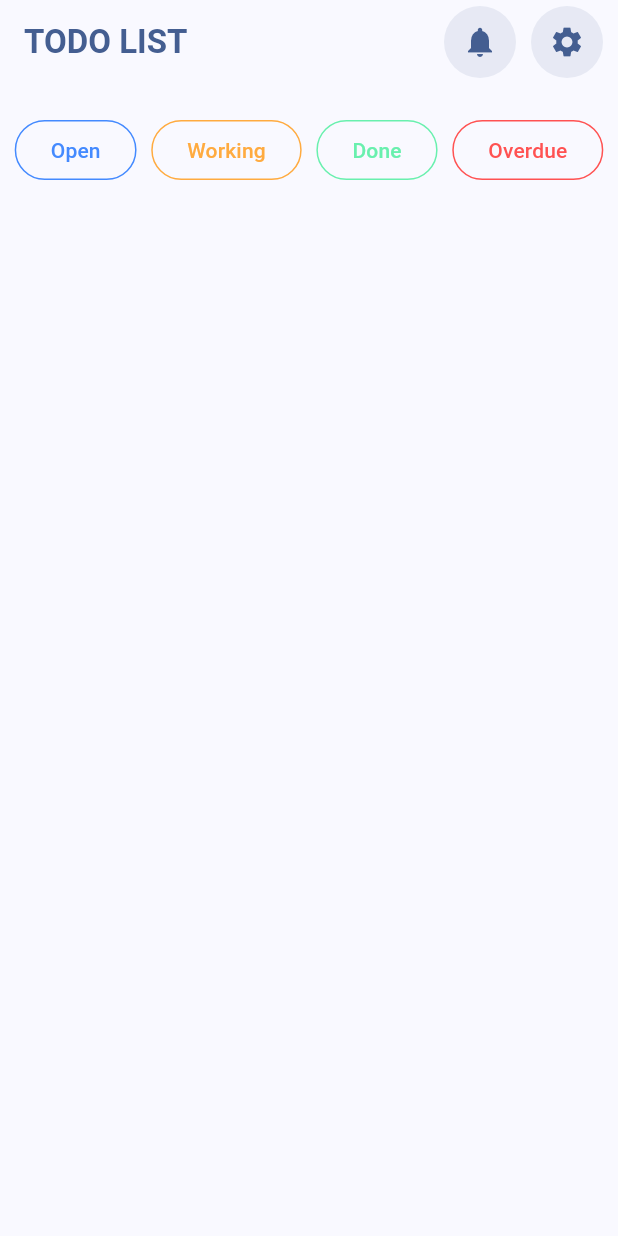
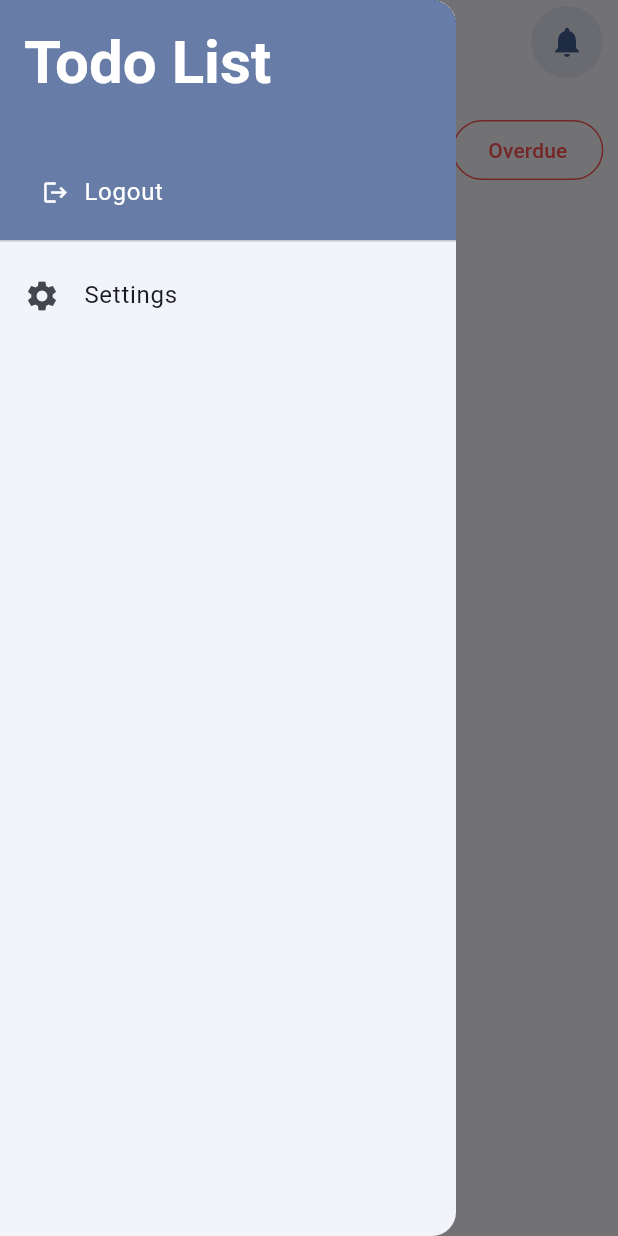
Before and after one commit to AniruddhaGawali/TodoList-App, a Flutter app: the HomeScreen screen opened directly, with the side drawer open (before the commit the screen has no drawer), on a phone screen of 412 x 824 dp. Run offline on Flutter 3.47's test engine with Material 2 defaults, Android fonts, the phone set to English and light mode, and no system bars; our stand-ins replace flutter_riverpod, slide_to_act, sqflite; accounts and stored records are empty.

Commit message:
added drawer with roles filters

```diff
--- a/lib/model/user.dart
+++ b/lib/model/user.dart
@@ -1,3 +1,10 @@
+enum UserType {
+  frontend,
+  backend,
+  designer,
+  tester,
+}
+
 class User {
   String username;
   String userID;
@@ -12,4 +19,27 @@ class User {
     required this.isLogin,
     required this.usertype,
   });
+
+  bool get isSuperUser {
+    return usertype.contains('LEADER') ||
+        usertype.contains('CO-LEADER') ||
+        usertype.contains('MANAGER');
+  }
+
+  List<UserType> get userTypeList {
+    List<UserType> usertyplist = [];
+    if (usertype.contains('FRONTEND')) {
+      usertyplist.add(UserType.frontend);
+    }
+    if (usertype.contains('BACKEND')) {
+      usertyplist.add(UserType.backend);
+    }
+    if (usertype.contains('DESIGNER')) {
+      usertyplist.add(UserType.designer);
+    }
+    if (usertype.contains('TESTER')) {
+      usertyplist.add(UserType.tester);
+    }
+    return usertyplist;
+  }
 }
--- /dev/null
+++ b/lib/provider/fliter_provider.dart
@@ -0,0 +1,35 @@
+import 'package:flutter_riverpod/flutter_riverpod.dart';
+import 'package:todolist/model/todo.dart';
+
+class FilterNotifier extends StateNotifier<List<TodoStatus>> {
+  FilterNotifier() : super([]);
+
+  void toggleFilter(TodoStatus status) {
+    if (!state.contains(status)) {
+      state = [...state, status];
+    } else {
+      state = state.where((element) => element != status).toList();
+    }
+  }
+
+  bool doesItContain(TodoStatus status) {
+    return state.contains(status);
+  }
+
+  void clear() {
+    print('back');
+    state = [];
+  }
+
+  List<Todo> getFilteredTodos(List<Todo> todos) {
+    if (state.isEmpty) {
+      return todos;
+    } else {
+      return todos.where((todo) => state.contains(todo.status)).toList();
+    }
+  }
+}
+
+final filterProvider = StateNotifierProvider<FilterNotifier, List<TodoStatus>>(
+  (ref) => FilterNotifier(),
+);
--- a/lib/screens/home.dart
+++ b/lib/screens/home.dart
@@ -5,12 +5,13 @@ import 'dart:convert';
 import 'package:flutter_riverpod/flutter_riverpod.dart';
 import 'package:http/http.dart' as http;
 import 'package:todolist/model/user.dart';
-import 'package:todolist/model/todo.dart';
+import 'package:todolist/provider/fliter_provider.dart';
 
 //provider
 import 'package:todolist/provider/user_data_provider.dart';
 import 'package:todolist/provider/todo_provider.dart';
-import 'package:todolist/screens/settings.dart';
+import 'package:todolist/widgits/custom_drawer.dart';
+import 'package:todolist/widgits/filters_buttons.dart';
 import 'package:todolist/widgits/todolist.dart';
 
 class HomeScreen extends ConsumerStatefulWidget {
@@ -21,12 +22,6 @@ class HomeScreen extends ConsumerStatefulWidget {
 }
 
 class _HomeScreenState extends ConsumerState<HomeScreen> {
-  final List<TodoStatus> filter = [];
-
-  String _getCapitalizedText(String text) {
-    return text[0].toUpperCase() + text.substring(1);
-  }
-
   void _getTasks(User user, WidgetRef ref) async {
     late http.Response response;
     if (user.usertype.length <= 1) {
@@ -43,19 +38,6 @@ class _HomeScreenState extends ConsumerState<HomeScreen> {
 
     Map<String, dynamic> data = jsonDecode(response.body);
     ref.read(todoProvider.notifier).addAllTask(data['data']);
-  }
-
-  List<Todo> get getFilteredTodo {
-    final List<Todo> todos = ref.watch(todoProvider);
-    if (filter.isEmpty) {
-      return todos;
-    } else {
-      return todos
-          .map((e) => filter.contains(e.status) ? e : null)
-          .where((element) => element != null)
-          .map((e) => e!)
-          .toList();
-    }
   }
 
   @override
@@ -100,26 +82,6 @@ class _HomeScreenState extends ConsumerState<HomeScreen> {
             ),
           ),
           const SizedBox(width: 10),
-          Container(
-            decoration: BoxDecoration(
-              color: Theme.of(context).colorScheme.primary.withOpacity(.1),
-              borderRadius: BorderRadius.circular(100),
-            ),
-            child: IconButton(
-              onPressed: () {
-                Navigator.of(context).push(
-                  MaterialPageRoute(
-                    builder: (context) => const SettingScreen(),
-                  ),
-                );
-              },
-              icon: Icon(
-                Icons.settings,
-                color: Theme.of(context).colorScheme.primary,
-              ),
-            ),
-          ),
-          const SizedBox(width: 10),
         ],
       ),
       body: SingleChildScrollView(
@@ -128,42 +90,15 @@ class _HomeScreenState extends ConsumerState<HomeScreen> {
             const SizedBox(
               height: 20,
             ),
-          Row(
-            mainAxisAlignment: MainAxisAlignment.spaceEvenly,
-            children: [
-              ...TodoStatus.values.map((status) {
-                return OutlinedButton(
-                    style: ButtonStyle(
-                      overlayColor: MaterialStatePropertyAll(
-                          getColor(status).withOpacity(.3)),
-                      side: MaterialStatePropertyAll(
-                          BorderSide(color: getColor(status))),
-                      backgroundColor: MaterialStatePropertyAll(
-                        filter.contains(status)
-                            ? getColor(status).withOpacity(.3)
-                            : Colors.transparent,
-                      ),
-                      foregroundColor:
-                          MaterialStatePropertyAll(getColor(status)),
-                    ),
-                    onPressed: () {
-                      setState(() {
-                        if (filter.contains(status)) {
-                          filter.remove(status);
-                        } else {
-                          filter.add(status);
-                        }
-                      });
-                    },
-                    child: Text(
-                      _getCapitalizedText(status.name),
-                    ));
-              }).toList()
+            const FilterButtons(),
+            TodoList(
+                todos: ref
+                    .read(filterProvider.notifier)
+                    .getFilteredTodos(ref.watch(todoProvider))),
           ],
         ),
-          TodoList(todos: getFilteredTodo),
-        ],
-      )),
+      ),
+      drawer: const CustomDrawer(),
     );
   }
 }
--- /dev/null
+++ b/lib/widgits/custom_drawer.dart
@@ -0,0 +1,143 @@
+import 'package:flutter/material.dart';
+import 'package:flutter_riverpod/flutter_riverpod.dart';
+import 'package:todolist/model/user.dart';
+import 'package:todolist/provider/fliter_provider.dart';
+
+//package files
+import 'package:todolist/provider/user_data_provider.dart';
+
+//screens
+import 'package:todolist/screens/login.dart';
+import 'package:todolist/screens/role_task.dart';
+
+class CustomDrawer extends ConsumerWidget {
+  const CustomDrawer({super.key});
+
+  String _getCapterlised(String string) {
+    string = string.toLowerCase();
+    string = string[0].toUpperCase() + string.substring(1);
+    return string;
+  }
+
+  IconData _getIcon(UserType userType) {
+    switch (userType) {
+      case UserType.backend:
+        return Icons.cloud_upload;
+      case UserType.frontend:
+        return Icons.computer;
+      case UserType.designer:
+        return Icons.design_services;
+      case UserType.tester:
+        return Icons.bug_report;
+    }
+  }
+
+  @override
+  Widget build(BuildContext context, WidgetRef ref) {
+    return Drawer(
+        child: ListView(
+      children: [
+        DrawerHeader(
+          decoration: BoxDecoration(
+            color: Theme.of(context).colorScheme.primary.withOpacity(.8),
+          ),
+          child: Column(
+            mainAxisAlignment: MainAxisAlignment.spaceBetween,
+            crossAxisAlignment: CrossAxisAlignment.start,
+            children: [
+              Text(
+                'Todo List',
+                style: Theme.of(context).textTheme.titleLarge!.copyWith(
+                      color: Theme.of(context).colorScheme.onPrimary,
+                      fontWeight: FontWeight.bold,
+                      fontSize: 40,
+                    ),
+              ),
+              TextButton(
+                  onPressed: () {
+                    Navigator.pop(context);
+                    ref.read(userProvider.notifier).logout();
+                    Navigator.of(context).pushReplacement(
+                      MaterialPageRoute(
+                        builder: (BuildContext context) => const LoginScreen(),
+                      ),
+                    );
+                  },
+                  child: SizedBox(
+                    child: Row(
+                      children: [
+                        Icon(
+                          Icons.logout,
+                          color: Theme.of(context).colorScheme.onPrimary,
+                        ),
+                        const SizedBox(width: 10),
+                        Text(
+                          'Logout',
+                          style: Theme.of(context)
+                              .textTheme
+                              .bodyLarge!
+                              .copyWith(
+                                color: Theme.of(context).colorScheme.onPrimary,
+                              ),
+                        ),
+                      ],
+                    ),
+                  ))
+            ],
+          ),
+        ),
+        ref.read(userProvider).isSuperUser
+            ? Column(
+                children: [
+                  ...UserType.values.map((usertype) {
+                    return ListTile(
+                      leading: Icon(_getIcon(usertype)),
+                      title: Text(_getCapterlised(usertype.name.toString())),
+                      onTap: () {
+                        ref.read(filterProvider.notifier).clear();
+                        Navigator.of(context).pop();
+                        Navigator.of(context).push(
+                            MaterialPageRoute(builder: (BuildContext context) {
+                          return RoleTaskScreen(role: usertype);
+                        }));
+                      },
+                    );
+                  }).toList()
+                ],
+              )
+            : Column(
+                children: [
+                  ...ref.read(userProvider).userTypeList.map((usertype) {
+                    return ListTile(
+                      leading: Icon(_getIcon(usertype)),
+                      title: Text(_getCapterlised(usertype.name.toString())),
+                      onTap: () async {
+                        ref.read(filterProvider.notifier).clear();
+                        Navigator.of(context).pop();
+                        await Navigator.of(context).push(
+                          MaterialPageRoute(builder: (BuildContext context) {
+                            return RoleTaskScreen(role: usertype);
+                          }),
+                        );
+                      },
+                    );
+                  }).toList()
+                ],
+              ),
+        ListTile(
+          leading: const Icon(Icons.settings),
+          title: const Text('Settings'),
+          onTap: () {
+            Navigator.of(context).pop();
+            ScaffoldMessenger.of(context).clearSnackBars();
+            ScaffoldMessenger.of(context).showSnackBar(
+              const SnackBar(
+                content: Text("Under Development"),
+              ),
+            );
+          },
+        ),
+      ],
+    ));
+  }
+}
--- /dev/null
+++ b/lib/widgits/filters_buttons.dart
@@ -0,0 +1,43 @@
+import 'package:flutter/material.dart';
+import 'package:flutter_riverpod/flutter_riverpod.dart';
+
+import 'package:todolist/model/todo.dart';
+import 'package:todolist/provider/fliter_provider.dart';
+
+class FilterButtons extends ConsumerWidget {
+  const FilterButtons({super.key});
+
+  String _getCapitalizedText(String text) {
+    return text[0].toUpperCase() + text.substring(1);
+  }
+
+  @override
+  Widget build(BuildContext context, WidgetRef ref) {
+    List<TodoStatus> filter = ref.watch(filterProvider);
+    return Row(
+      mainAxisAlignment: MainAxisAlignment.spaceEvenly,
+      children: [
+        ...TodoStatus.values.map((status) {
+          return OutlinedButton(
+              style: ButtonStyle(
+                overlayColor:
+                    MaterialStatePropertyAll(getColor(status).withOpacity(.3)),
+                side: MaterialStatePropertyAll(
+                    BorderSide(color: getColor(status))),
+                backgroundColor: MaterialStatePropertyAll(
+                  filter.contains(status)
+                      ? getColor(status).withOpacity(.3)
+                      : Colors.transparent,
+                ),
+                foregroundColor: MaterialStatePropertyAll(getColor(status)),
+              ),
+              onPressed: () =>
+                  ref.read(filterProvider.notifier).toggleFilter(status),
+              child: Text(
+                _getCapitalizedText(status.name),
+              ));
+        }).toList()
+      ],
+    );
+  }
+}
```
Also changed, not shown: lib/screens/login.dart (+0 -11 lines), lib/screens/role_task.dart (added, +61 -0 lines), lib/widgits/todo_model.dart (+12 -5 lines), 1 other file. Lines whose indentation alone changed are shown as unchanged.
